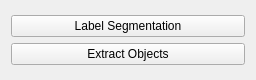
First picture: the form in ilastik/applets/objectExtraction/drawer.ui, repository ilastik/ilastik, before the edit.
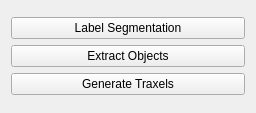
Second picture: the form after the edit.

Patch:
```diff
--- a/ilastik/applets/objectExtraction/drawer.ui
+++ b/ilastik/applets/objectExtraction/drawer.ui
@@ -7,7 +7,7 @@
     <x>0</x>
     <y>0</y>
     <width>256</width>
-    <height>80</height>
+    <height>113</height>
    </rect>
   </property>
   <property name="sizePolicy">
@@ -51,6 +51,13 @@
        </property>
       </widget>
      </item>
+     <item>
+      <widget class="QPushButton" name="generateTraxelsButton">
+       <property name="text">
+        <string>Generate Traxels</string>
+       </property>
+      </widget>
+     </item>
     </layout>
    </item>
   </layout>
```
